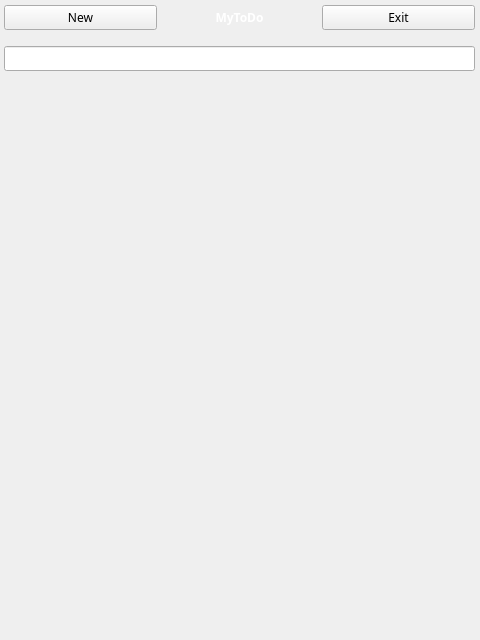
github1978/BeeTodo, file src/MyToDo.ui: the form before one commit.
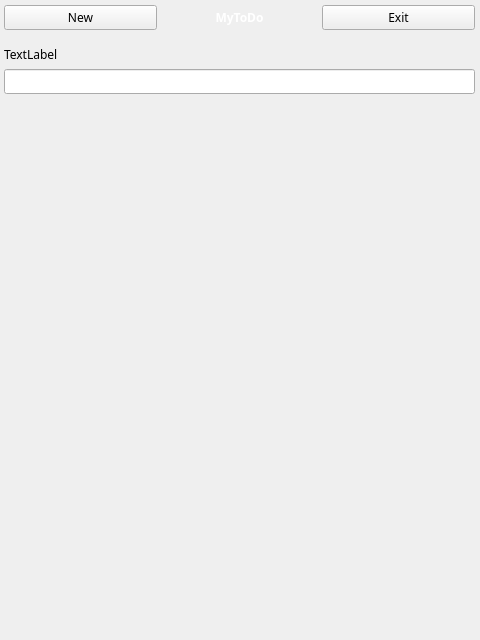
The form after the commit.

The edit to the form file:
```diff
--- a/src/MyToDo.ui
+++ b/src/MyToDo.ui
@@ -105,6 +105,13 @@
        <property name="bottomMargin">
         <number>5</number>
        </property>
+       <item>
+        <widget class="QLabel" name="InfoLabel">
+         <property name="text">
+          <string>TextLabel</string>
+         </property>
+        </widget>
+       </item>
        <item>
         <widget class="QLineEdit" name="NewItemEdit"/>
        </item>
```
